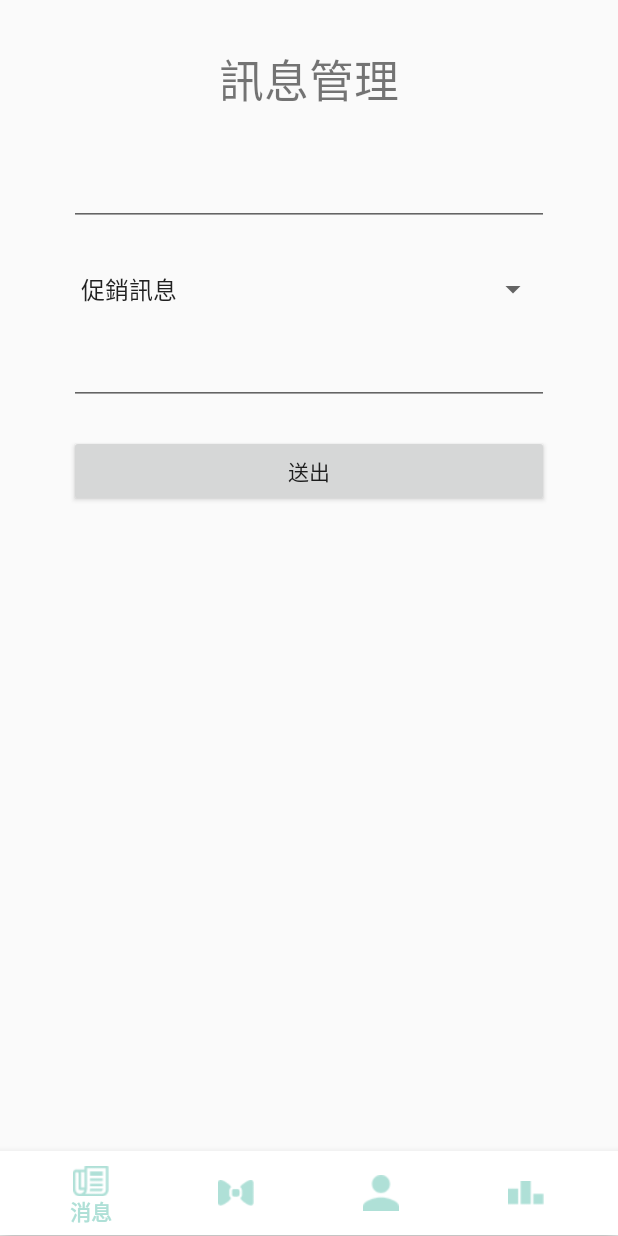
After one commit to EP101G2/Shunel-Admin, an Android app: the NoticeAdminFragment screen opened through its navigation route, on a phone screen of 412 x 824 dp. The commit adds this screen. Run offline under Robolectric (Android 15) with nearby library versions, the phone set to English and light mode, and no system bars; our stand-ins replace navigation-ui.

Commit message:
Notice_Admin頁面建立

```diff
--- a/app/build.gradle
+++ b/app/build.gradle
@@ -36,7 +36,7 @@ dependencies {
     implementation 'androidx.navigation:navigation-ui:2.3.0'
 
 
-    compile 'com.android.support:recyclerview-v7:23.1.1'
+    implementation 'com.android.support:recyclerview-v7:23.1.1'
     implementation 'com.google.code.gson:gson:2.8.6'
     //第三方支付
     implementation 'com.google.android.gms:play-services-wallet:18.0.0'
--- a/app/src/main/java/com/ed/shuneladmin/HomeFragment.java
+++ b/app/src/main/java/com/ed/shuneladmin/HomeFragment.java
@@ -23,7 +23,7 @@ public class HomeFragment extends Fragment {
     /*建立viewPage 7.22*/
     TabLayout tabLayout;
     ViewPager2 viewPager;
-    private int[] label={R.string.system,R.string.hotProduct,R.string.Promotion,R.string.msg};
+    private int[] label={R.string.system,R.string.hotProduct,R.string.Promotion,R.string.msg,R.string.notice};
 
 
     public HomeFragment() {
--- a/app/src/main/java/com/ed/shuneladmin/MainActivity.java
+++ b/app/src/main/java/com/ed/shuneladmin/MainActivity.java
@@ -10,6 +10,7 @@ import android.os.Bundle;
 import com.google.android.material.bottomnavigation.BottomNavigationView;
 
 public class MainActivity extends AppCompatActivity {
+    public static int flag;
 
     @Override
     protected void onCreate(Bundle savedInstanceState) {
--- /dev/null
+++ b/app/src/main/java/com/ed/shuneladmin/NoticeAdminFragment.java
@@ -0,0 +1,163 @@
+package com.ed.shuneladmin;
+
+import android.app.Activity;
+import android.os.Bundle;
+
+import androidx.annotation.NonNull;
+import androidx.annotation.Nullable;
+import androidx.fragment.app.Fragment;
+
+import android.util.Log;
+import android.view.LayoutInflater;
+import android.view.View;
+import android.view.ViewGroup;
+import android.widget.AdapterView;
+import android.widget.ArrayAdapter;
+import android.widget.Button;
+import android.widget.EditText;
+import android.widget.Spinner;
+
+import com.ed.shuneladmin.Task.Common;
+import com.ed.shuneladmin.Task.CommonTask;
+import com.google.gson.JsonObject;
+
+import static android.content.ContentValues.TAG;
+
+
+/**
+ * A simple {@link Fragment} subclass.
+ */
+public class NoticeAdminFragment extends Fragment {
+
+    private Activity activity;
+    private EditText edNoticeTitle, edNoticeDetail;
+    private Spinner spNoticeCategory;
+    private Button btSendNotice;
+    private String Title, Detail;
+    private String choice = "";
+    private CommonTask noticeAdminTask;
+
+    @Override
+
+    public void onCreate(@Nullable Bundle savedInstanceState) {
+        super.onCreate(savedInstanceState);
+        activity = getActivity();
+
+    }
+
+    @Override
+    public View onCreateView(LayoutInflater inflater, ViewGroup container,
+                             Bundle savedInstanceState) {
+        return inflater.inflate(R.layout.fragment_notice_admin, container, false);
+    }
+
+    @Override
+    public void onViewCreated(@NonNull View view, @Nullable Bundle savedInstanceState) {
+        super.onViewCreated(view, savedInstanceState);
+        findViews(view);
+        /* 初始化資料,包含從其他Activity傳來的Bundle資料 ,Preference資枓 */
+
+        initData();
+        /* 設置必要的系統服務元件如: Services、BroadcastReceiver */
+        setSystemServices();
+        /* 設置View元件對應的linstener事件,讓UI可以與用戶產生互動 */
+        setLinstener();
+
+    }
+
+
+    private void findViews(View view) {
+        edNoticeTitle = view.findViewById(R.id.edNoticeTitle);
+        edNoticeDetail = view.findViewById(R.id.edNoticeDetail);
+        spNoticeCategory = view.findViewById(R.id.spNoticeCategory);
+        btSendNotice = view.findViewById(R.id.btSendNotice);
+
+
+    }
+
+    private void initData() {
+
+
+    }
+
+    private void setLinstener() {
+        Title = edNoticeTitle.getText().toString();
+        Detail = edNoticeDetail.getText().toString();
+        spNoticeCategory.setOnItemSelectedListener(listener);
+
+        btSendNotice.setOnClickListener(new View.OnClickListener() {
+            @Override
+            public void onClick(View v) {
+                if (Common.networkConnected(activity)) {
+                    String url = Common.URL_SERVER + "Notice_Servlet";
+                    JsonObject jsonObject = new JsonObject();
+                    switch (choice) {
+                        case "促銷訊息":
+                            Log.e("促銷訊息", "===" + choice);
+                            jsonObject.addProperty("action", "sendSaleN");
+                            jsonObject.addProperty("Title", Title);
+                            jsonObject.addProperty("Detail", Detail);
+
+                            break;
+
+
+                        case "系統訊息":
+                            Log.e("系統訊息", "===" + choice);
+                            jsonObject.addProperty("action", "sendSystemN");
+                            jsonObject.addProperty("Title", Title);
+                            jsonObject.addProperty("Detail", Detail);
+                            break;
+                    }
+                    noticeAdminTask = new CommonTask(url, jsonObject.toString());
+                    String jsonIn = "";
+
+                    try {
+                        jsonIn = noticeAdminTask.execute().get();
+
+                    } catch (Exception e) {
+                        Log.e(TAG, e.toString());
+                    }
+                    Log.e("------------",jsonIn);
+                }
+
+            }
+        });
+
+
+        spNoticeCategory.setSelection(0, true);
+        String[] noticeCategory = {"促銷訊息", "系統訊息"};
+        ArrayAdapter<String> arrayAdapter = new ArrayAdapter<String>(activity,
+//                提供textView元件,提供一個當模板，提供預設樣式
+                android.R.layout.simple_spinner_item, noticeCategory);
+
+        arrayAdapter.setDropDownViewResource(
+                android.R.layout.simple_spinner_dropdown_item);
+        spNoticeCategory.setAdapter(arrayAdapter);
+//        Spinner的管家，把多個view跟data結合
+        spNoticeCategory.setSelection(0, true);
+//        設定預選
+
+
+    }
+
+    private void setSystemServices() {
+
+    }
+
+    Spinner.OnItemSelectedListener listener = new AdapterView.OnItemSelectedListener() {
+        @Override
+        public void onItemSelected(AdapterView<?> parent, View view, int position, long id) {
+            parent.setVisibility(View.VISIBLE);
+            choice = parent.getItemAtPosition(position).toString();
+            Log.e("CHOICE", "===" + choice);
+
+        }
+
+        @Override
+        public void onNothingSelected(AdapterView<?> parent) {
+            parent.setVisibility(View.VISIBLE);
+        }
+    };
+
+
+}
--- a/app/src/main/java/com/ed/shuneladmin/ViewPagerAdapter.java
+++ b/app/src/main/java/com/ed/shuneladmin/ViewPagerAdapter.java
@@ -8,7 +8,7 @@ import androidx.fragment.app.FragmentActivity;
 import androidx.viewpager2.adapter.FragmentStateAdapter;
 
 public class ViewPagerAdapter extends FragmentStateAdapter {
-    private static final int CARD_ITEM_SIZE = 4;
+    private static final int CARD_ITEM_SIZE = 5;
     public ViewPagerAdapter(@NonNull Activity fragmentActivity) {
         super((FragmentActivity) fragmentActivity);
     }
@@ -24,7 +24,8 @@ public class ViewPagerAdapter extends FragmentStateAdapter {
                 return new LabelFragment();
             case 3: //訊息
                 return new Member_newsFragment();
-
+            case 4: //通知
+                return new NoticeAdminFragment();
         }
         return LabelFragment.newInstance(position);
     }
--- /dev/null
+++ b/app/src/main/res/layout/fragment_notice_admin.xml
@@ -0,0 +1,66 @@
+<?xml version="1.0" encoding="utf-8"?>
+<androidx.constraintlayout.widget.ConstraintLayout xmlns:android="http://schemas.android.com/apk/res/android"
+    xmlns:app="http://schemas.android.com/apk/res-auto"
+    xmlns:tools="http://schemas.android.com/tools"
+    android:id="@+id/frameLayout"
+    android:layout_width="match_parent"
+    android:layout_height="match_parent"
+    tools:context=".NoticeAdminFragment">
+
+    <ScrollView
+        android:layout_width="match_parent"
+        android:layout_height="match_parent"
+        tools:layout_editor_absoluteX="0dp"
+        tools:layout_editor_absoluteY="235dp">
+
+        <LinearLayout
+            android:layout_width="match_parent"
+            android:layout_height="360dp"
+            android:orientation="vertical">
+
+            <TextView
+                android:id="@+id/textView"
+                android:layout_width="wrap_content"
+                android:layout_height="wrap_content"
+                android:layout_gravity="center"
+                android:layout_marginTop="30dp"
+                android:text="@string/NoticeManage"
+                android:textSize="30sp" />
+
+            <EditText
+                android:id="@+id/edNoticeTitle"
+                android:layout_width="320dp"
+                android:layout_height="wrap_content"
+                android:layout_gravity="center"
+                android:layout_marginTop="30dp"
+                android:ems="10" />
+
+            <Spinner
+                android:id="@+id/spNoticeCategory"
+                android:layout_width="320dp"
+                android:layout_height="wrap_content"
+                android:layout_gravity="center"
+                android:layout_marginTop="30dp"
+                android:foregroundGravity="bottom" />
+
+            <EditText
+                android:id="@+id/edNoticeDetail"
+                android:layout_width="320dp"
+                android:layout_height="wrap_content"
+                android:layout_gravity="center"
+                android:layout_marginTop="20dp"
+                android:ems="10" />
+
+            <Button
+                android:id="@+id/btSendNotice"
+                android:layout_width="320dp"
+                android:layout_height="match_parent"
+                android:layout_gravity="center"
+                android:layout_marginTop="20dp"
+                android:text="@string/Sand" />
+
+        </LinearLayout>
+    </ScrollView>
+
+
+</androidx.constraintlayout.widget.ConstraintLayout>
--- a/app/src/main/res/navigation/navigation.xml
+++ b/app/src/main/res/navigation/navigation.xml
@@ -19,4 +19,9 @@
         android:name="com.ed.shuneladmin.Member_newsFragment"
         android:label="fragment_member_news"
         tools:layout="@layout/fragment_member_news" />
+    <fragment
+        android:id="@+id/noticeAdminFragment"
+        android:name="com.ed.shuneladmin.NoticeAdminFragment"
+        android:label="fragment_notice_admin"
+        tools:layout="@layout/fragment_notice_admin" />
 </navigation>
--- a/app/src/main/res/values/strings.xml
+++ b/app/src/main/res/values/strings.xml
@@ -19,10 +19,13 @@
     <string name="Promotion">促銷</string>
     <string name="hotProduct">熱門</string>
     <string name="system">系統</string>
+    <string name="notice">通知</string>
     <string name="manageUserAccount">管理會員帳戶</string>
     <string name="name">姓名</string>
     <string name="id">帳號</string>
     <string name="edit">編輯</string>
     <string name="textNoUserAccountFound">沒有會員資料</string>
+    <string name="NoticeManage">訊息管理</string>
+    <string name="Sand">送出</string>
 
 </resources>
```
